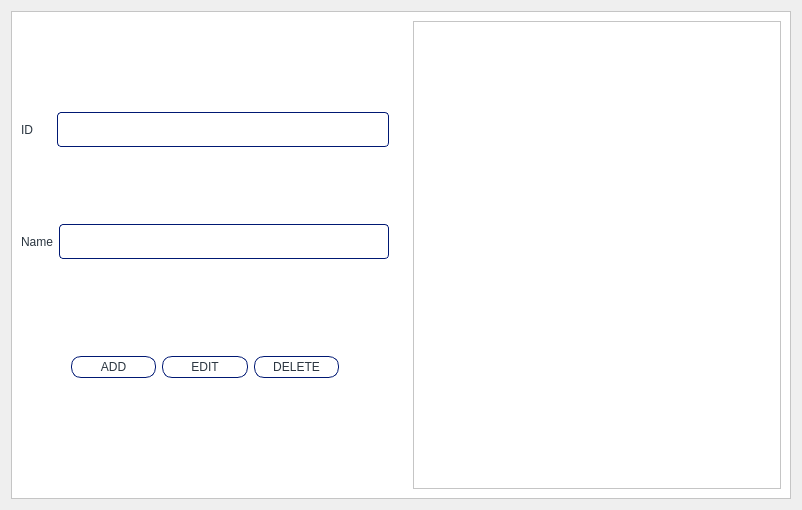
Old version of the form Library-Management-System-/library/Library/managebooks.ui in the repository nicki-choo/CS106-LibraryManagementSystem.
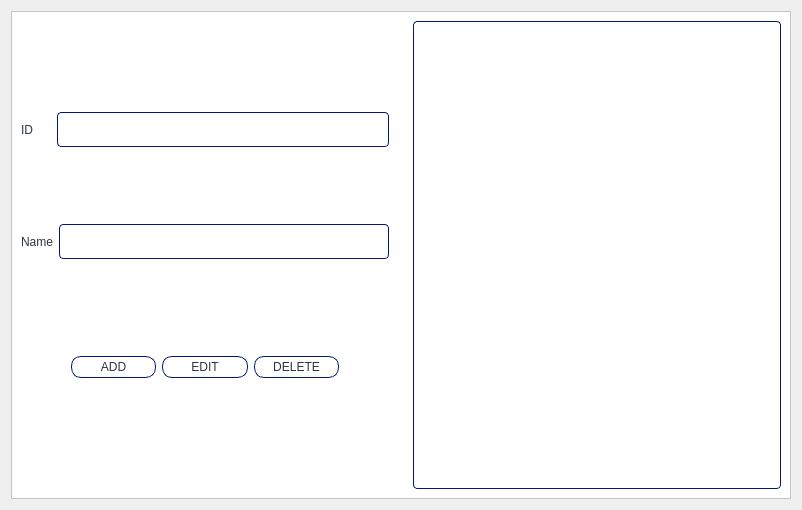
New version of the form.

Patch:
```diff
--- a/Library-Management-System-/library/Library/managebooks.ui
+++ b/Library-Management-System-/library/Library/managebooks.ui
@@ -314,7 +314,7 @@
       <item>
        <widget class="QTableView" name="genreTableView">
         <property name="styleSheet">
-         <string notr="true">QHeaderView::section {	background-color: #FFFFFF;
+         <string notr="true">QTableView {	background-color: #FFFFFF;
 	 border: 1px  solid;
      border-radius: 4px;
 	border-color: #001873;
```
